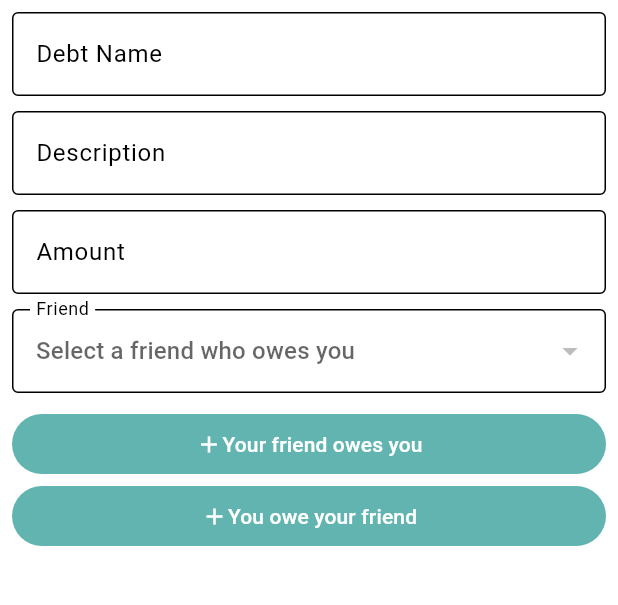
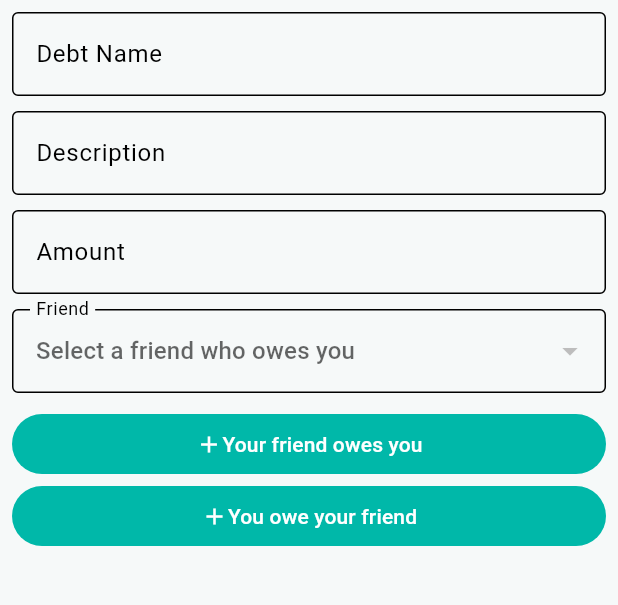
Before and after one commit to IamPekka058/debbydebs, a Flutter app: the DebtCreationScreen screen opened directly, on a phone screen of 412 x 824 dp, the part 309-914 px from its top. Run offline on Flutter 3.47's test engine with Material 3 defaults, Android fonts, the light colour scheme and no system bars; our stand-ins replace sqflite; missing offline and left inert: flutter_initicon; accounts and stored records are empty.

Commit message:
:art: Update color scheme to align with app branding

```diff
--- a/lib/core/theme/app_color.dart
+++ b/lib/core/theme/app_color.dart
@@ -4,16 +4,16 @@ class AppColor {
   // TODO(IamPekka058): Change the color scheme to match the app's branding
   static final ColorScheme colorScheme = ColorScheme(
     brightness: Brightness.light,
-    primary: const Color(0xFF62b4b1),
-    onPrimary: const Color(0xFF212121),
+    primary: const Color(0xFF00B8A9),
+    onPrimary: Colors.white,
     primaryContainer: const Color(0xFF00BCD4),
-    secondary: const Color(0xFF00BCD4),
-    onSecondary: Colors.white,
-    error: Colors.red,
+    secondary: const Color(0xFF90E0D0),
+    onSecondary: Colors.black,
+    error: const Color(0xFFE63946),
     onError: Colors.white,
-    surface: Colors.white,
+    surface: const Color(0xFFF6F9F9),
+    onSurface: Colors.black,
     primaryFixed: Colors.grey[900],
-    onSurface: Colors.black,
     surfaceContainer: Colors.grey[800],
     secondaryContainer: const Color(0xFF3e7472),
   );
```
